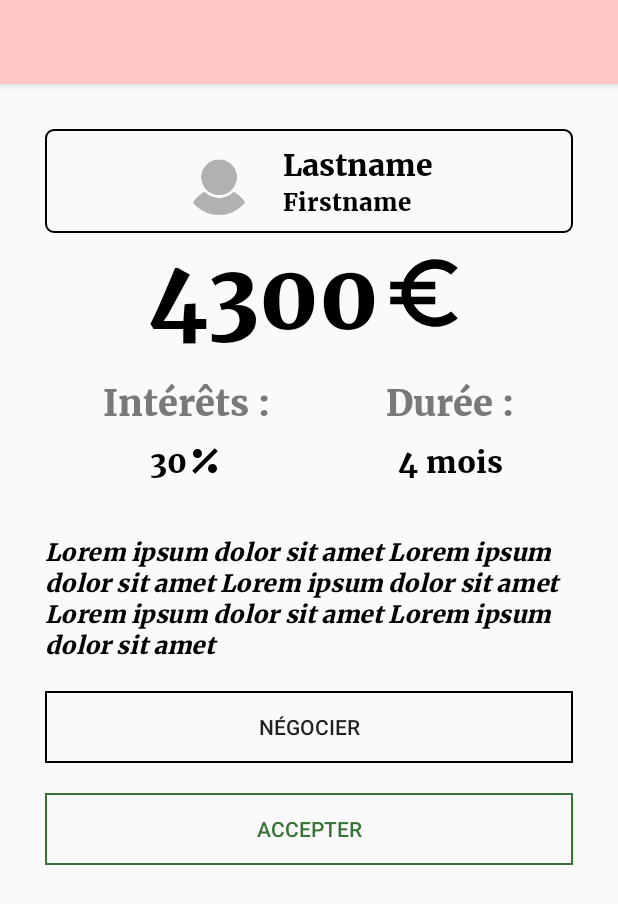
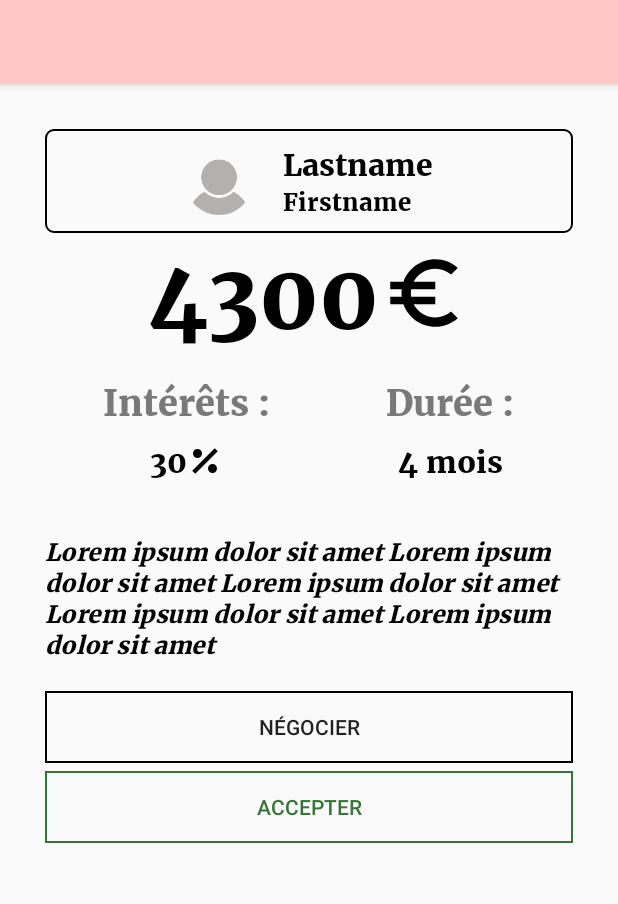
Before and after one commit to TheCreamOfTheCrop/Mobile_Application, an Android app: the layout activity_loan_viewer.xml on its own in the app's theme, with its tools: preview values and no code run, on a phone screen of 412 x 824 dp. Shown: the top 904 px of the screen. Run offline under Robolectric (Android 15) with nearby library versions, the phone set to English and light mode, and no system bars.

Commit message:
handled InProgress loans details

```diff
--- a/app/src/main/java/ecalle/com/bmybank/fragments/MyLoansFragment.kt
+++ b/app/src/main/java/ecalle/com/bmybank/fragments/MyLoansFragment.kt
@@ -30,6 +30,7 @@ class MyLoansFragment : Fragment(), View.OnClickListener
     companion object
     {
         val ADDING_LOAN_REQUEST = 3
+        val MY_LOAN_KEY = "myLoanKey"
     }
 
 
--- a/app/src/main/res/layout/activity_loan_viewer.xml
+++ b/app/src/main/res/layout/activity_loan_viewer.xml
@@ -193,16 +193,19 @@
                 android:layout_height="wrap_content"
                 android:gravity="bottom"
                 android:orientation="vertical"
+
                 >
 
                 <Button
                     android:id="@+id/negociate"
                     android:layout_width="match_parent"
                     android:layout_height="wrap_content"
-                    android:layout_marginBottom="20dp"
+                    android:layout_marginBottom="5dp"
                     android:background="@drawable/light_button_background"
                     android:foreground="?android:attr/selectableItemBackground"
                     android:text="@string/negociate_button_label"
+                    android:visibility="gone"
+                    tools:visibility="visible"
                     />
 
                 <Button
@@ -211,6 +214,8 @@
                     android:layout_width="match_parent"
                     android:layout_height="wrap_content"
                     android:text="@string/accept_loan"
+                    android:visibility="gone"
+                    tools:visibility="visible"
                     />
             </LinearLayout>
 
```
Also changed, not shown: app/src/main/java/ecalle/com/bmybank/LoanViewerActivity.kt (+14 -2 lines), app/src/main/java/ecalle/com/bmybank/fragments/my_loans_pager/PendingLoansFragment.kt (+10 -1 lines).
